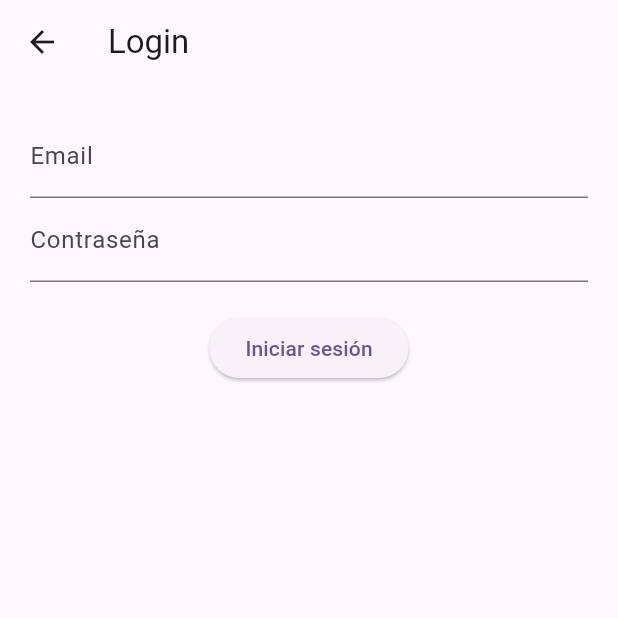
After one commit to Axel-Vicente/CV_San_GregorioApp, a Flutter app: the LoginScreen screen opened directly, on a phone screen of 412 x 824 dp, the top half of it. The commit adds this screen. Run offline on Flutter 3.47's test engine with Material 3 defaults, Android fonts, the phone set to English and light mode, and no system bars; our stand-ins replace firebase_auth, firebase_core; accounts and stored records are empty.

Commit message:
Fix run errors and config

```diff
--- /dev/null
+++ b/lib/app.dart
@@ -0,0 +1,17 @@
+import 'package:flutter/material.dart';
+import 'views/login_screen.dart';
+import 'views/home_screen.dart';
+
+class MyApp extends StatelessWidget {
+  @override
+  Widget build(BuildContext context) {
+    return MaterialApp(
+      title: 'Volley Tracker',
+      initialRoute: '/login',
+      routes: {
+        '/login': (context) => const LoginScreen(),
+        '/home': (context) => const HomeScreen(),
+      },
+    );
+  }
+}
--- a/lib/main.dart
+++ b/lib/main.dart
@@ -1,6 +1,6 @@
 import 'package:flutter/material.dart';
 import 'package:firebase_core/firebase_core.dart';
-import 'core/firebase_options.dart'; // lo generas con el CLI de Firebase
+import 'core/firebase_options.dart';
 
 void main() async {
   WidgetsFlutterBinding.ensureInitialized();
--- /dev/null
+++ b/lib/services/auth_service.dart
@@ -0,0 +1,22 @@
+import 'package:firebase_auth/firebase_auth.dart';
+
+class AuthService {
+  final _auth = FirebaseAuth.instance;
+
+  Future<User?> signIn(String email, String password) async {
+    try {
+      final result = await _auth.signInWithEmailAndPassword(
+          email: email, password: password);
+      return result.user;
+    } catch (e) {
+      print('Error en login: $e');
+      return null;
+    }
+  }
+
+  Future<void> signOut() async {
+    await _auth.signOut();
+  }
+
+  Stream<User?> get userChanges => _auth.authStateChanges();
+}
--- /dev/null
+++ b/lib/views/login_screen.dart
@@ -0,0 +1,44 @@
+import 'package:flutter/material.dart';
+import '../../services/auth_service.dart';
+
+class LoginScreen extends StatefulWidget {
+  const LoginScreen({super.key});
+
+  @override
+  State<LoginScreen> createState() => _LoginScreenState();
+}
+
+class _LoginScreenState extends State<LoginScreen> {
+  final emailCtrl = TextEditingController();
+  final passCtrl = TextEditingController();
+  final auth = AuthService();
+
+  void _login() async {
+    final user = await auth.signIn(emailCtrl.text, passCtrl.text);
+    if (user != null) {
+      Navigator.pushReplacementNamed(context, '/home');
+    } else {
+      ScaffoldMessenger.of(context).showSnackBar(
+        const SnackBar(content: Text('Login fallido')),
+      );
+    }
+  }
+
+  @override
+  Widget build(BuildContext context) {
+    return Scaffold(
+      appBar: AppBar(title: const Text("Login")),
+      body: Padding(
+        padding: const EdgeInsets.all(20),
+        child: Column(
+          children: [
+            TextField(controller: emailCtrl, decoration: const InputDecoration(labelText: 'Email')),
+            TextField(controller: passCtrl, obscureText: true, decoration: const InputDecoration(labelText: 'Contraseña')),
+            const SizedBox(height: 20),
+            ElevatedButton(onPressed: _login, child: const Text("Iniciar sesión")),
+          ],
+        ),
+      ),
+    );
+  }
+}
```
Also changed, not shown: lib/views/home_screen.dart (added, +13 -0 lines), firebase.json (added), lib/core/firebase_options.dart (added), 5 other files.
